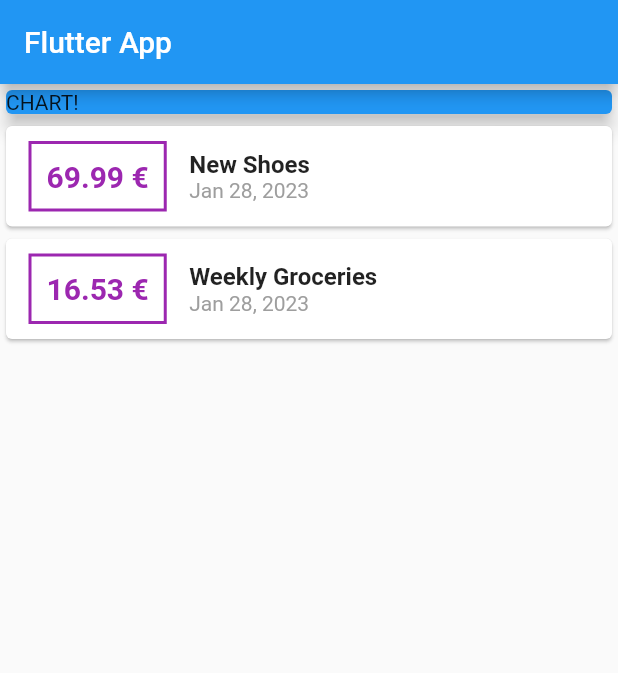
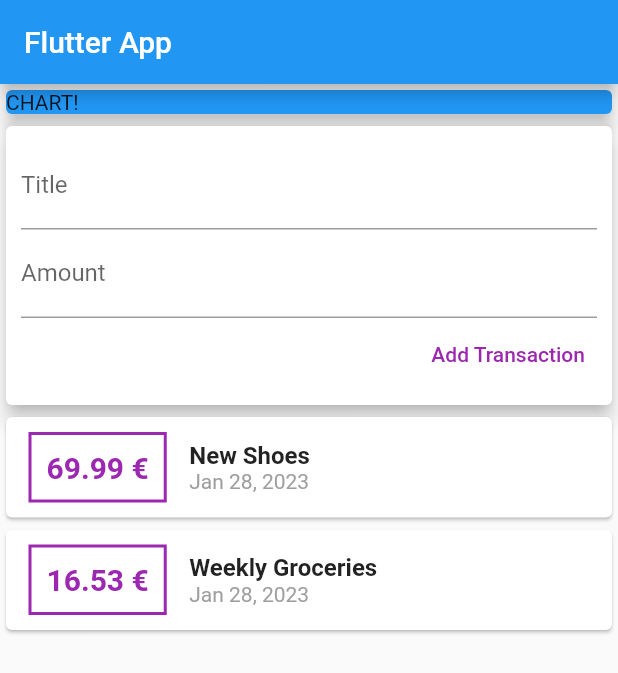
Before and after one commit to ricci1710/flutter_dart_guide, a Flutter app: the screen it shows after launch, on a phone screen of 412 x 824 dp. Shown: the top 673 px of the screen. Run offline on Flutter 3.47's test engine with Material 2 defaults, Android fonts, the light colour scheme and no system bars.

Commit message:
section4: 85. Adding Text Input Widgets (TextField)

```diff
--- a/lib/section4/section4_main_app.dart
+++ b/lib/section4/section4_main_app.dart
@@ -40,7 +40,33 @@ class Section4HomePage extends StatelessWidget {
               child: Text('CHART!'),
             ),
           ),
+          Card(
+            elevation: 5,
+            child: Container(
+              padding: EdgeInsets.all(10),
+              child: Column(
+                crossAxisAlignment: CrossAxisAlignment.end,
+                children: [
+                  const TextField(
+                    decoration: InputDecoration(labelText: 'Title'),
+                  ),
+                  const TextField(
+                    decoration: InputDecoration(labelText: 'Amount'),
+                  ),
+                  TextButton(
+                    onPressed: () {},
+                    style: const ButtonStyle(
+                      foregroundColor: MaterialStatePropertyAll(Colors.purple),
+                    ),
+                    child: const Text('Add Transaction'),
+                  ),
+                ],
+              ),
+            ),
+          ),
           Column(
+              mainAxisAlignment: MainAxisAlignment.start,
+              crossAxisAlignment: CrossAxisAlignment.stretch,
               children: transaction
                   .map((tx) => Card(
                         child: Row(
```
